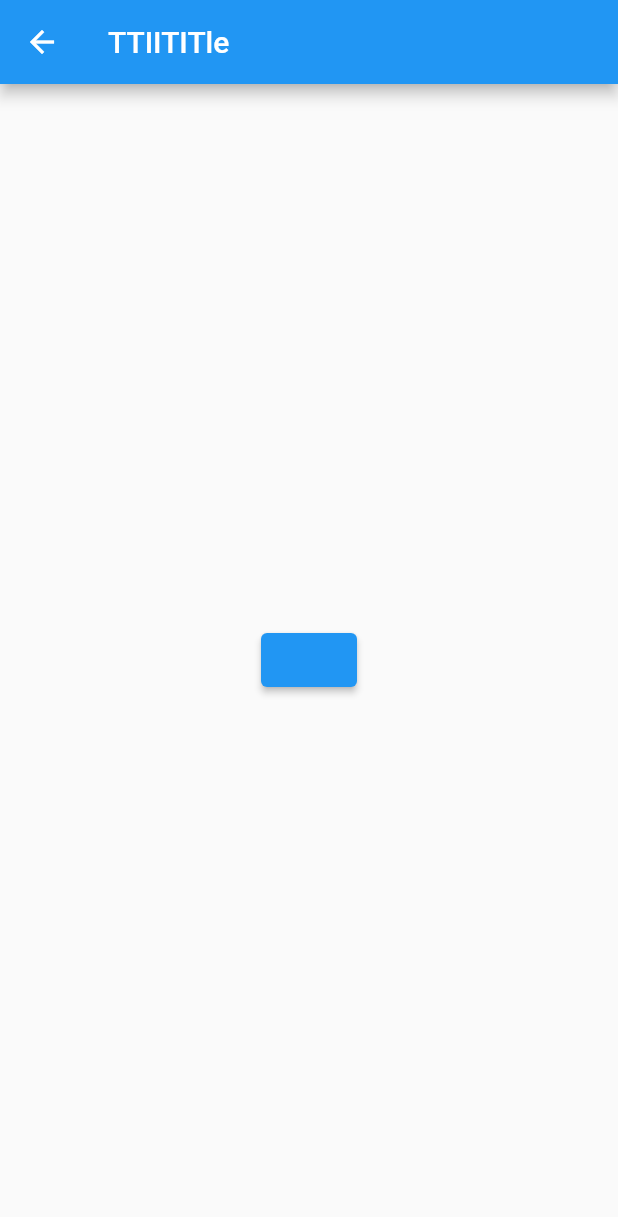
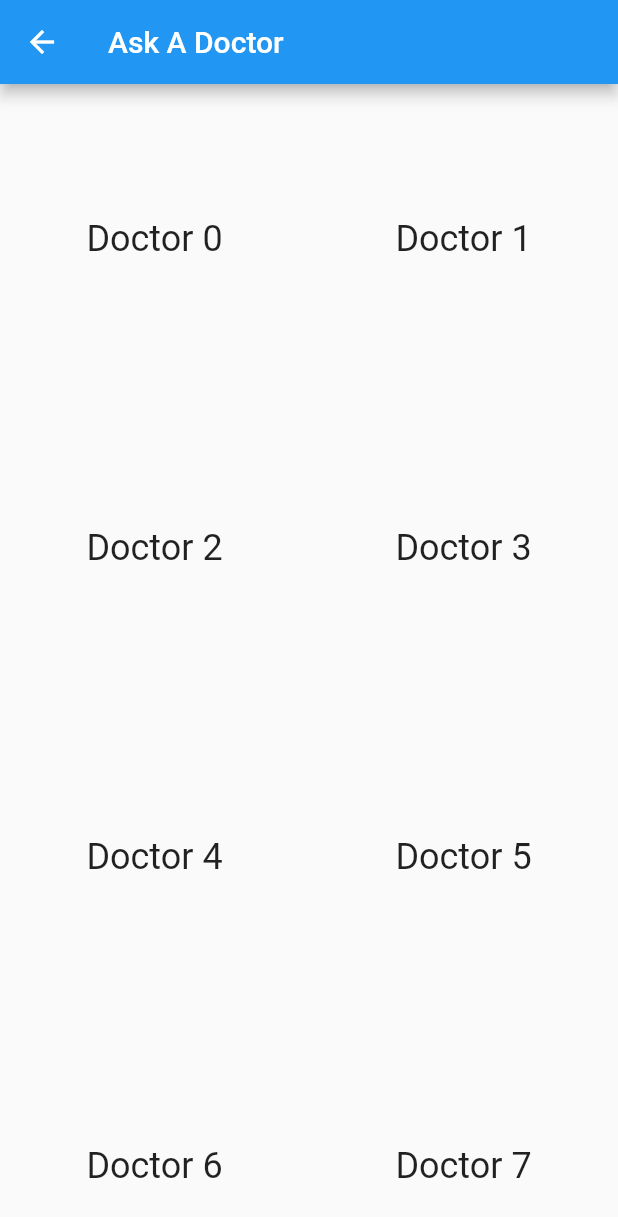
Before and after one commit to s4lm-xi/Code-Black, a Flutter app: the screen it shows after launch, in the side drawer, after a tap on "Ask A Doctor", on a phone screen of 412 x 824 dp. Shown: the top 1217 px of the screen. Run offline on Flutter 3.47's test engine with Material 2 defaults, Android fonts, the phone set to English and light mode, and no system bars; network calls fail.

```diff
--- a/IHeal/lib/main.dart
+++ b/IHeal/lib/main.dart
@@ -1,3 +1,4 @@
+import 'package:flutter/cupertino.dart';
 import 'package:flutter/material.dart';
 
 void main() => runApp(MyApp());
@@ -23,11 +24,59 @@ class MyHomePage extends StatelessWidget {
   Widget build(BuildContext context) {
     return Scaffold(
       appBar: AppBar(title: Text(title)),
-      body: Center(child: Text('My Page!')),
+
+      body: Row(
+        mainAxisAlignment: MainAxisAlignment.spaceEvenly,
+        children: [
+          Column(
+            children: [
+              Container(
+                margin: const EdgeInsets.all(5),
+                padding: const EdgeInsets.all(5),
+                decoration: BoxDecoration(
+                    border: Border.all(color: Colors.blue, width: 5.0),
+                    borderRadius: BorderRadius.all(Radius.circular(20))
+                ),
+                child: Row(
+                  children: [
+
+                    Container(
+                      width: 200,
+                      height: 200,
+                      decoration: BoxDecoration(
+                        shape: BoxShape.circle,
+                        image: DecorationImage(
+                          image: NetworkImage('https://i.pinimg.com/originals/83/72/e9/8372e957fc617e9e956f116afd3e599b.jpg'),
+
+                        ),
+                      ),
+                    ),
+
+                    Text('''
+            Name: Brad Pit
+
+            Age: 57
+
+            Height: 1.8 m
+
+            ''', style: TextStyle(
+                      fontSize: 15.0,
+                      fontWeight: FontWeight.bold,
+                    ),),
+
+                  ],
+                ),
+
+              ),
+            ],
+          ),
+
+        ],
+      ),
+
+
+
       drawer: Drawer(
-        // Add a ListView to the drawer. This ensures the user can scroll
-        // through the options in the drawer if there isn't enough vertical
-        // space to fit everything.
         child: ListView(
           // Important: Remove any padding from the ListView.
           padding: EdgeInsets.zero,
@@ -35,15 +84,23 @@ class MyHomePage extends StatelessWidget {
             DrawerHeader(
 
               child: FittedBox(
-                child: Image.asset('assets/logo.png'),
-                fit: BoxFit.fill,
+                child: Image.asset('assets/logo.jpg'),
+                fit: BoxFit.fitWidth,
               )
 
 
             ),
-            ListTile(
+            Container(
+               margin: const EdgeInsets.all(8.0),
+              padding: const EdgeInsets.all(5.0),
+              decoration: BoxDecoration(
+                border: Border.all(color: Colors.blue, width: 5.0)
+              ),
+              child: ListTile(
                 title: Text('Ask A Doctor', style: TextStyle(
-                fontSize: 25.0
+                    fontSize: 18.0,
+                    fontStyle: FontStyle.italic,
+
 
                 ),),
                 onTap: () {
@@ -52,46 +109,109 @@ class MyHomePage extends StatelessWidget {
                   );
                 },
               ),
-            ListTile(
-              title: Text('Find A Pharmacy'),
+            ),
+
+            Container(
+              margin: const EdgeInsets.all(8.0),
+              padding: const EdgeInsets.all(3.0),
+              decoration: BoxDecoration(
+                  border: Border.all(color: Colors.blue, width: 5.0)
+              ),
+              child: ListTile(
+                title: Text('Find A Pharmacy', style: TextStyle(
+                    fontSize: 18.0,
+                    fontStyle: FontStyle.italic,
+
+
+                ),),
                 onTap: () {
-                // Update the state of the app
-                // ...
-                // Then close the drawer
-                Navigator.pop(context);
+                  Navigator.push(context,
+                    MaterialPageRoute(builder: (context) => FindPharmacy()),
+                  );
                 },
               ),
-              ListTile(
-                title: Text('Medical Results'),
+            ),
+
+            Container(
+              margin: const EdgeInsets.all(8.0),
+              padding: const EdgeInsets.all(3.0),
+              decoration: BoxDecoration(
+                  border: Border.all(color: Colors.blue, width: 5.0)
+              ),
+              child: ListTile(
+                title: Text('Medical Results', style: TextStyle(
+                    fontSize: 18.0,
+                    fontStyle: FontStyle.italic,
+
+
+                ),),
                 onTap: () {
-                // Update the state of the app
-                // ...
-                // Then close the drawer
-                Navigator.pop(context);}
+                  Navigator.push(context,
+                    MaterialPageRoute(builder: (context) => MedicalResults()),
+                  );
+                },
               ),
-            ListTile(
-                title: Text('Appointments'),
+            ),
+
+            Container(
+              margin: const EdgeInsets.all(8.0),
+              padding: const EdgeInsets.all(3.0),
+              decoration: BoxDecoration(
+                  border: Border.all(color: Colors.blue, width: 5.0)
+              ),
+              child: ListTile(
+                title: Text('Appointments', style: TextStyle(
+                    fontSize: 18.0,
+                    fontStyle: FontStyle.italic,
+
+
+                ),),
                 onTap: () {
-                  // Update the state of the app
-                  // ...
-                  // Then close the drawer
-                  Navigator.pop(context);}
+                  Navigator.push(context,
+                    MaterialPageRoute(builder: (context) => AskDoctor()),
+                  );
+                },
               ),
-            ListTile(
-                title: Text('Laboratory Tests'),
+            ),
+
+            Container(
+              margin: const EdgeInsets.all(8.0),
+              padding: const EdgeInsets.all(3.0),
+              decoration: BoxDecoration(
+                  border: Border.all(color: Colors.blue, width: 5.0)
+              ),
+              child: ListTile(
+                title: Text('Laboratory Tests', style: TextStyle(
+                    fontSize: 18.0,
+                    fontStyle: FontStyle.italic,
+
+
+                ),),
                 onTap: () {
-                  // Update the state of the app
-                  // ...
-                  // Then close the drawer
-                  Navigator.pop(context);}
+                  Navigator.push(context,
+                    MaterialPageRoute(builder: (context) => AskDoctor()),
+                  );
+                },
               ),
-            ListTile(
-                title: Text('Reviews'),
+            ),
+            Container(
+              margin: const EdgeInsets.all(8.0),
+              padding: const EdgeInsets.all(3.0),
+              decoration: BoxDecoration(
+                  border: Border.all(color: Colors.blue, width: 5.0)
+              ),
+              child: ListTile(
+                title: Text('Reviews', style: TextStyle(
+                    fontSize: 18.0,
+                    fontStyle: FontStyle.italic,
+
+                ),),
                 onTap: () {
-                  // Update the state of the app
-                  // ...
-                  // Then close the drawer
-                  Navigator.pop(context);}
+                  Navigator.push(context,
+                    MaterialPageRoute(builder: (context) => AskDoctor()),
+                  );
+                },
+              ),
             ),
           ],
         ),
@@ -100,20 +220,79 @@ class MyHomePage extends StatelessWidget {
   }
 }
 
+
+
 class AskDoctor extends StatelessWidget {
   @override
   Widget build(BuildContext context) {
     return Scaffold(
       appBar: AppBar(
-        title: Text('TTIITITle'),
+        title: Text('Ask A Doctor'),
       ),
-      body: Center(
-
-        child: ElevatedButton(
-          onPressed: (){},
+      body: GridView.count(
+        // Create a grid with 2 columns. If you change the scrollDirection to
+        // horizontal, this produces 2 rows.
+        crossAxisCount: 2,
+        // Generate 100 widgets that display their index in the List.
+        children: List.generate(8, (index) {
+          return Center(
+            child: Text(
+              'Doctor $index',
+              style: Theme.of(context).textTheme.headline5,
             ),
+          );
+        }),
       ),
-
     );
   }
 }
+
+
+
+class FindPharmacy extends StatelessWidget {
+  @override
+  Widget build(BuildContext context) {
+    return Scaffold(
+      appBar: AppBar(
+        title: Text('Ask A Doctor'),
+      ),
+      body: GridView.count(
+        // Create a grid with 2 columns. If you change the scrollDirection to
+        // horizontal, this produces 2 rows.
+        crossAxisCount: 2,
+        // Generate 100 widgets that display their index in the List.
+        children: List.generate(8, (index) {
+          return Center(
+            child: Text(
+              'Pharmacy $index',
+              style: Theme.of(context).textTheme.headline5,
+            ),
+          );
+        }),
+      ),
+    );
+  }
+}
+
+
+class MedicalResults extends StatelessWidget {
+  @override
+  Widget build(BuildContext context) {
+    return Scaffold(
+      appBar: AppBar(
+        title: Text('Medical Results'),
+      ),
+
+      body: Container(
+        child: Row(
+          children: [
+            Image.asset('assets/graph.jpg',
+             width: 195, height: 550,),
+            Image.asset('assets/graph1.jpg', width: 195, height: 550,),
+
+          ],
+        ),
+      )
+    );
+  }
+}
```
Also changed, not shown: IHeal/assets/face.jpeg (added), IHeal/assets/graph.jpg (added), IHeal/assets/graph1.jpg (added), IHeal/assets/logo.jpg, IHeal/assets/logo.png (deleted), IHeal/assets/pic1.jpg (deleted), IHeal/assets/pic3.jpg (deleted). Lines whose indentation alone changed are shown as unchanged.
